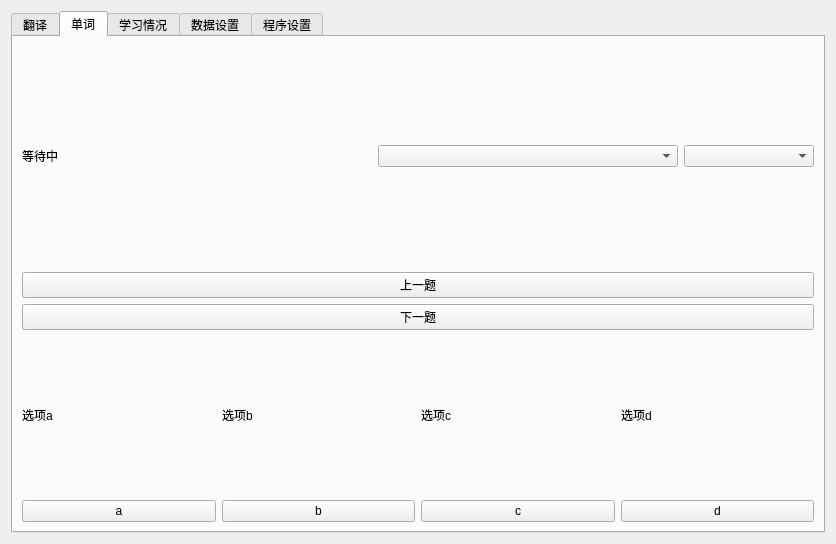
tengcaicangdong/YuYanXueXi, file JieMain.ui: the form before one commit.
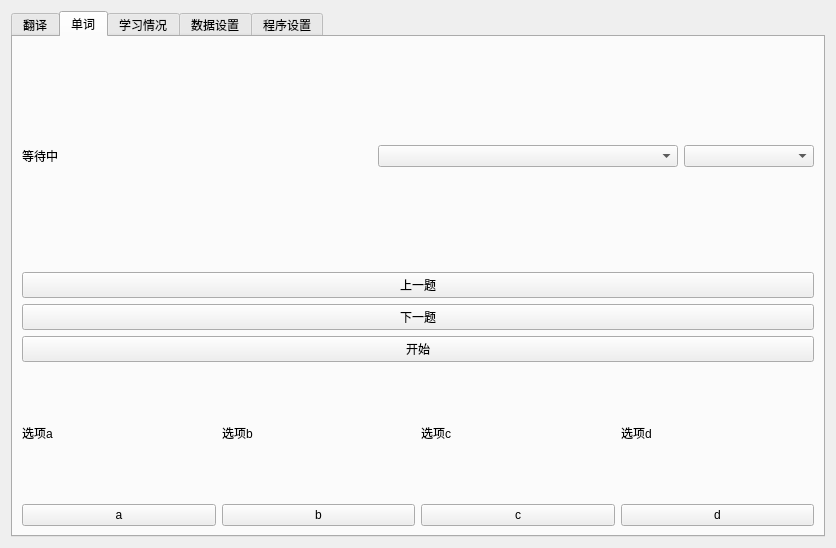
The form after the commit. The open tabs and pages were chosen to show the change.

What changed in the file:
```diff
--- a/JieMain.ui
+++ b/JieMain.ui
@@ -7,7 +7,7 @@
     <x>0</x>
     <y>0</y>
     <width>831</width>
-    <height>542</height>
+    <height>545</height>
    </rect>
   </property>
   <property name="windowTitle">
@@ -29,23 +29,6 @@
          <item row="5" column="0">
           <widget class="QLineEdit" name="FYShuRu"/>
          </item>
-         <item row="0" column="4">
-          <widget class="QLabel" name="FYaiDuiHuaKuang">
-           <property name="minimumSize">
-            <size>
-             <width>300</width>
-             <height>350</height>
-            </size>
-           </property>
-           <property name="styleSheet">
-            <string notr="true">border: 2px solid black;
-border-radius: 10px;</string>
-           </property>
-           <property name="text">
-            <string>ai会话等待中</string>
-           </property>
-          </widget>
-         </item>
          <item row="3" column="0">
           <widget class="QPushButton" name="FYXiaYiTi">
            <property name="text">
@@ -68,6 +51,9 @@
            <property name="text">
             <string>等待中</string>
            </property>
+           <property name="wordWrap">
+            <bool>true</bool>
+           </property>
           </widget>
          </item>
          <item row="2" column="0">
@@ -97,16 +83,33 @@
            </property>
           </widget>
          </item>
+         <item row="3" column="1">
+          <widget class="QPushButton" name="FYKaiShi">
+           <property name="text">
+            <string>确认题库</string>
+           </property>
+          </widget>
+         </item>
+         <item row="0" column="4">
+          <widget class="QTextEdit" name="FYaiDuiHuaKuang">
+           <property name="minimumSize">
+            <size>
+             <width>300</width>
+             <height>350</height>
+            </size>
+           </property>
+          </widget>
+         </item>
          <item row="4" column="4">
+          <widget class="QPushButton" name="FYaiQingKong">
+           <property name="text">
+            <string>清空</string>
+           </property>
+          </widget>
+         </item>
+         <item row="3" column="4">
           <widget class="QLineEdit" name="FYaiShuRu"/>
          </item>
-         <item row="2" column="4" rowspan="2">
-          <widget class="QLabel" name="FYaiZhuangTai">
-           <property name="text">
-            <string>暂未连接</string>
-           </property>
-          </widget>
-         </item>
         </layout>
        </widget>
        <widget class="QWidget" name="DanCiJM">
@@ -158,64 +161,71 @@
            </property>
           </widget>
          </item>
+         <item>
+          <widget class="QPushButton" name="DCKaiShi">
+           <property name="text">
+            <string>开始</string>
+           </property>
+          </widget>
+         </item>
          <item>
           <layout class="QGridLayout" name="gridLayout_2">
-           <item row="0" column="1">
-            <widget class="QLabel" name="DCb">
+           <item row="3" column="2">
+            <widget class="QPushButton" name="DCC">
              <property name="text">
-              <string>选项b</string>
+              <string>c</string>
              </property>
             </widget>
            </item>
-           <item row="0" column="0">
+           <item row="3" column="1">
+            <widget class="QPushButton" name="DCB">
+             <property name="text">
+              <string>b</string>
+             </property>
+            </widget>
+           </item>
+           <item row="2" column="0">
             <widget class="QLabel" name="DCa">
              <property name="text">
               <string>选项a</string>
              </property>
             </widget>
            </item>
-           <item row="0" column="2">
+           <item row="2" column="1">
+            <widget class="QLabel" name="DCb">
+             <property name="text">
+              <string>选项b</string>
+             </property>
+            </widget>
+           </item>
+           <item row="2" column="2">
             <widget class="QLabel" name="DCc">
              <property name="text">
               <string>选项c</string>
              </property>
             </widget>
            </item>
-           <item row="0" column="3">
+           <item row="3" column="3">
+            <widget class="QPushButton" name="DCD">
+             <property name="text">
+              <string>d</string>
+             </property>
+            </widget>
+           </item>
+           <item row="2" column="3">
             <widget class="QLabel" name="DCd">
              <property name="text">
               <string>选项d</string>
              </property>
             </widget>
            </item>
-           <item row="1" column="0">
+           <item row="3" column="0">
             <widget class="QPushButton" name="DCA">
              <property name="text">
               <string>a</string>
              </property>
             </widget>
            </item>
-           <item row="1" column="1">
-            <widget class="QPushButton" name="DCB">
-             <property name="text">
-              <string>b</string>
-             </property>
-            </widget>
-           </item>
-           <item row="1" column="2">
-            <widget class="QPushButton" name="DCC">
-             <property name="text">
-              <string>c</string>
-             </property>
-            </widget>
-           </item>
-           <item row="1" column="3">
-            <widget class="QPushButton" name="DCD">
-             <property name="text">
-              <string>d</string>
-             </property>
-            </widget>
-           </item>
           </layout>
          </item>
         </layout>
@@ -331,7 +341,7 @@
                   <item>
                    <widget class="QPushButton" name="SZYunYing">
                     <property name="text">
-                     <string>切换</string>
+                     <string>启动语音开关</string>
                     </property>
                    </widget>
                   </item>
```
